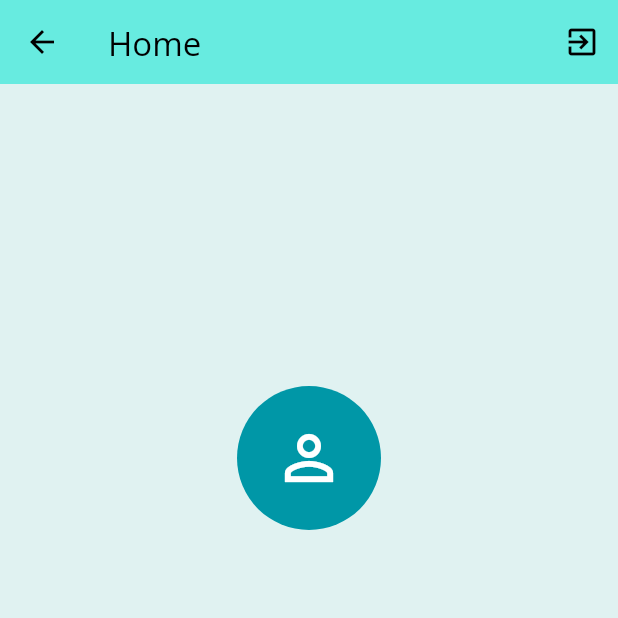
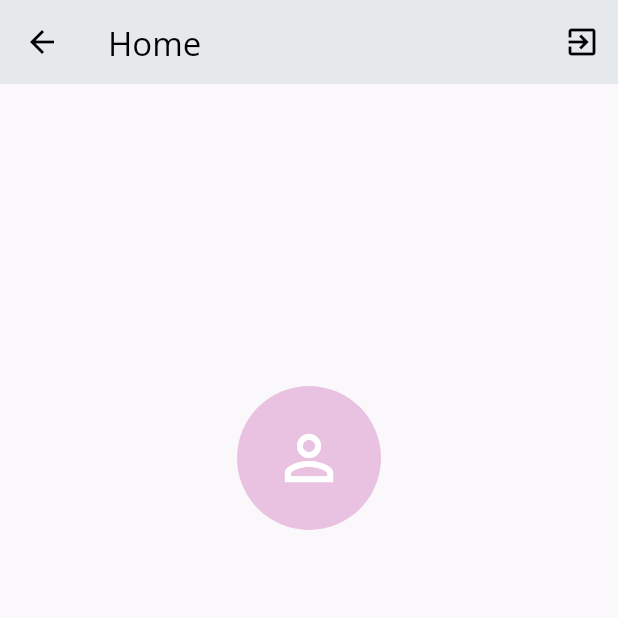
Before and after one commit to yetzabeth/flutter_project, a Flutter app: the HomePage screen opened directly, on a phone screen of 412 x 824 dp, the top half of it. Run offline on Flutter 3.47's test engine with Material 3 defaults, Android fonts, the phone set to English and light mode, and no system bars; our stand-ins replace bloc, equatable, firebase_auth, firebase_core, flutter_bloc, font_awesome_flutter and 3 more; missing offline and left inert: firebase_auth_web, firebase_core_web, flow_builder, google_sign_in_web; accounts and stored records are empty.

Commit message:
feat: Customize application style in theme.dart

```diff
--- a/lib/theme.dart
+++ b/lib/theme.dart
@@ -4,17 +4,32 @@ import 'package:google_fonts/google_fonts.dart';
 final theme = ThemeData(
   textTheme: GoogleFonts.openSansTextTheme(),
   appBarTheme: const AppBarTheme(
-    backgroundColor: Color.fromARGB(255, 113, 243, 230),
+    backgroundColor: Color.fromARGB(255, 231, 240, 239),
     elevation: 4,
   ),
   colorScheme: const ColorScheme.light(
-    primary: Color(0xFF0097A7),
-    secondary: Color(0xFF009688),
-    surface: Color(0xFFE0F2F1),
+    primary: Color.fromARGB(158, 222, 161, 211),
+    secondary: Color.fromARGB(255, 171, 45, 176),
+    surface: Color.fromARGB(200, 249, 246, 249),
   ),
   inputDecorationTheme: InputDecorationTheme(
-    border: OutlineInputBorder(
-      borderRadius: BorderRadius.circular(8),
+    border: UnderlineInputBorder(
+      borderSide: BorderSide(color: Colors.black),
     ),
+    focusedBorder: UnderlineInputBorder(
+      borderSide: BorderSide(color: const Color.fromARGB(255, 171, 45, 176)),
+    ),
+    enabledBorder: UnderlineInputBorder(
+      borderSide: BorderSide(color: Colors.black),
+    ),
+    errorBorder: UnderlineInputBorder(
+      borderSide: BorderSide(color: Colors.red),
+    ),
+    focusedErrorBorder: UnderlineInputBorder(
+      borderSide: BorderSide(color: Colors.red),
+    ),
+    labelStyle: const TextStyle(color: Colors.black),
+    floatingLabelStyle:
+        const TextStyle(color: const Color.fromARGB(255, 171, 45, 176)),
   ),
 );
```
